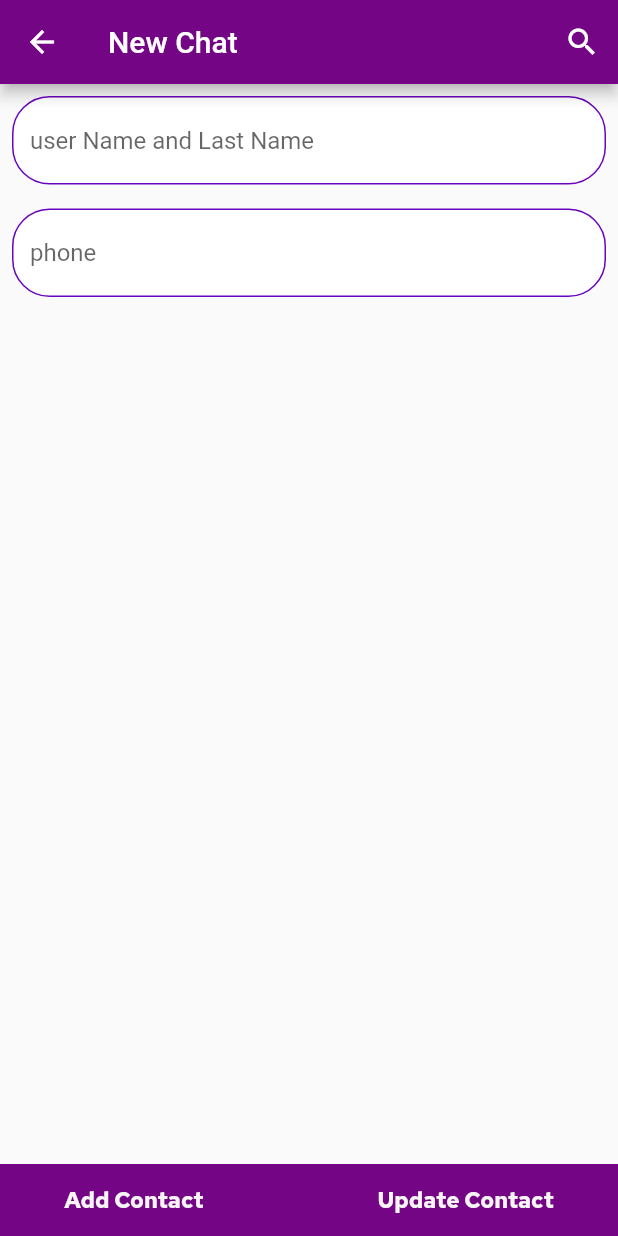
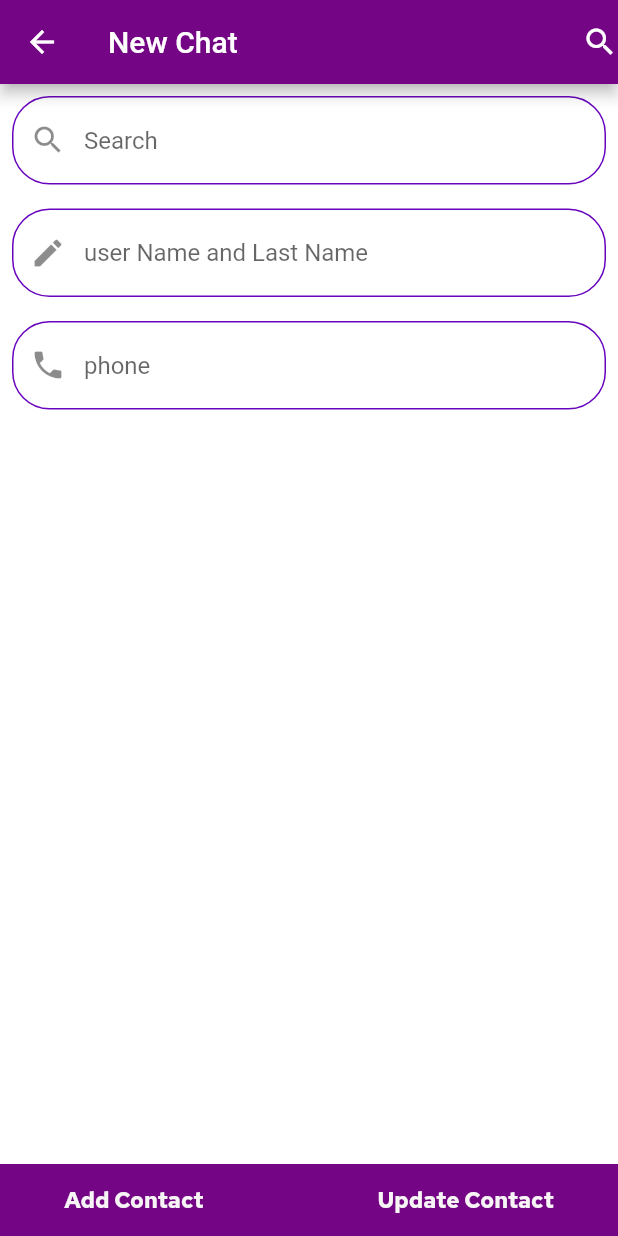
Before and after one commit to helenaAfshari/viber, a Flutter app: the ContactListScreen screen opened directly, on a phone screen of 412 x 824 dp. Run offline on Flutter 3.47's test engine with Material 2 defaults, Android fonts, the phone set to English and light mode, and no system bars; our stand-ins replace camera, get, google_fonts, hive, hive_flutter; accounts and stored records are empty.

Commit message:
update viber

```diff
--- a/lib/component/input_decoration.dart
+++ b/lib/component/input_decoration.dart
@@ -5,12 +5,14 @@ import 'package:viber_getx/constants/color_viber.dart';
 class haInputDecoration{
 
    String? hintText;
+   IconData icon;
    haInputDecoration({
     required this.hintText,
+    required this.icon,
    });
 
 
-   InputDecoration normalForms (){
+   InputDecoration phoneInputeDecoration (){
     return InputDecoration(
     hintText:hintText ,
       enabledBorder: OutlineInputBorder(
@@ -21,6 +23,44 @@ class haInputDecoration{
         borderRadius: BorderRadius.circular(25),
         borderSide: BorderSide(color:haSolidColors.backgroundBottomContact),
        ),
+        prefixIcon: Icon(icon),
+        filled: true,
+        fillColor: haSolidColors.lightScafoldBackgroundColor,
+    );
+
+}
+
+   InputDecoration searchForms (){
+    return InputDecoration(
+
+    hintText:hintText ,
+      enabledBorder: OutlineInputBorder(
+        borderRadius: BorderRadius.circular(25),
+        borderSide: BorderSide(color: haSolidColors.colorIconBack),
+       ),
+      border: OutlineInputBorder(
+        borderRadius: BorderRadius.circular(25),
+        borderSide: BorderSide(color:haSolidColors.backgroundBottomContact),
+       ),
+       prefixIcon: Icon(icon),
+        filled: true,
+        fillColor: haSolidColors.lightScafoldBackgroundColor,
+    );
+
+}
+
+   InputDecoration userNameInputeDecoration (){
+    return InputDecoration(
+    hintText:hintText ,
+      enabledBorder: OutlineInputBorder(
+        borderRadius: BorderRadius.circular(25),
+        borderSide: BorderSide(color: haSolidColors.colorIconBack),
+       ),
+      border: OutlineInputBorder(
+        borderRadius: BorderRadius.circular(25),
+        borderSide: BorderSide(color:haSolidColors.backgroundBottomContact),
+       ),
+        prefixIcon: Icon(icon),
         filled: true,
         fillColor: haSolidColors.lightScafoldBackgroundColor,
     );
--- a/lib/controller/user_contact_controller.dart
+++ b/lib/controller/user_contact_controller.dart
@@ -76,7 +76,7 @@ class UserContactController extends GetxController{
       ).forEach((element) {
         contactList.add(element);
       });
-
+      await box.close();
      }
 
 }
--- a/lib/view/contact_list_screen.dart
+++ b/lib/view/contact_list_screen.dart
@@ -1,6 +1,5 @@
 
 import 'dart:developer';
-
 import 'package:flutter/material.dart';
 import 'package:get/get.dart';
 import 'package:viber_getx/component/input_decoration.dart';
@@ -9,6 +8,7 @@ import 'package:viber_getx/component/widgets.dart';
 import 'package:viber_getx/constants/color_viber.dart';
 import 'package:viber_getx/controller/user_contact_controller.dart';
 import 'package:viber_getx/controller/user_inbox_list_controller%20.dart';
+
 
 
 class ContactListScreen extends StatelessWidget {
@@ -26,31 +26,35 @@ class ContactListScreen extends StatelessWidget {
       child: Scaffold(
         appBar: AppBar(
           backgroundColor: haSolidColors.backgroundBottomContact,
-          title: const Text("New Chat"),
-          actions: [
-              IconButton(
-                onPressed: () {
-
-              }, icon: Icon(Icons.search)),
-
-          ],
-
+           title: Text("New Chat"),
+           actions: const [
+            Icon(Icons.search),
+           ],
         ),
            body: SingleChildScrollView(
             physics: const BouncingScrollPhysics(),
              child: Column(
               children: [
                 Padding(
+                  padding:  EdgeInsets.all(8.0),
+                  child: TextFormField(
+                      onChanged: (value) => userContactController.searchContact(value),
+                    decoration: haInputDecoration(hintText: "Search",icon: Icons.search).searchForms(),
+
+                    ),
+                ),
+                Padding(
                   padding: const EdgeInsets.all(8.0),
                   child: TextFormField(
-                    decoration: haInputDecoration(hintText: "user Name and Last Name").normalForms(),
+
+                    decoration: haInputDecoration(hintText: "user Name and Last Name",icon:Icons.edit).userNameInputeDecoration(),
                     controller: userContactController.userTextEditingController,
                     ),
                 ),
                 Padding(
                   padding: const EdgeInsets.all(8.0),
                   child: TextFormField(
-                    decoration: haInputDecoration(hintText: "phone").normalForms(),
+                    decoration: haInputDecoration(hintText: "phone",icon: Icons.phone).phoneInputeDecoration(),
                     controller: userContactController.phoneTextEditingController ,
                     ),
                 ),
@@ -63,7 +67,6 @@ class ContactListScreen extends StatelessWidget {
                       itemCount: userContactController.contactList.length,
                       itemBuilder: (context, index) {
                        return GestureDetector(
-
 
                            onTap: () {
 
```
Also changed, not shown: lib/main.dart (+111 -110 lines), lib/view/search.dart (+34 -0 lines), lib/view/mm.dart (deleted).
